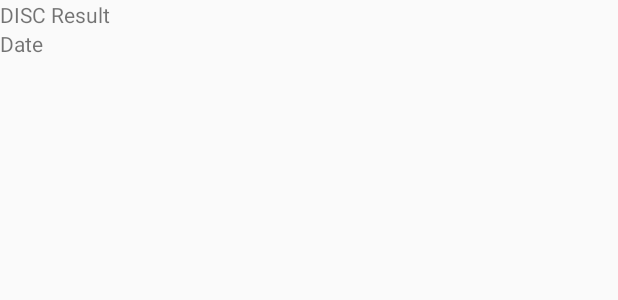
After one commit to Jessong99/KnowYourself_App, an Android app: the layout item_history_layout.xml on its own in the app's theme, with its tools: preview values and no code run, on a phone screen of 412 x 824 dp. The commit adds this screen. Shown: the top 300 px of the screen. Run offline under Robolectric (Android 15) with nearby library versions, the phone set to English and light mode, and no system bars.

Commit message:
ResultHistory Adapter

```diff
--- a/KnowYourself/app/src/main/res/layout/fragment_result_history.xml
+++ b/KnowYourself/app/src/main/res/layout/fragment_result_history.xml
@@ -5,6 +5,8 @@
     android:orientation="vertical">
 
     <androidx.recyclerview.widget.RecyclerView
+        android:id="@+id/result_history_recycler_view"
         android:layout_width="match_parent"
-        android:layout_height="match_parent" />
+        android:layout_height="match_parent"
+        android:scrollbars="vertical"/>
 </LinearLayout>
--- /dev/null
+++ b/KnowYourself/app/src/main/res/layout/item_history_layout.xml
@@ -0,0 +1,20 @@
+<?xml version="1.0" encoding="utf-8"?>
+<LinearLayout
+    xmlns:android="http://schemas.android.com/apk/res/android"
+    android:layout_width="match_parent"
+    android:layout_height="wrap_content"
+    android:orientation="vertical">
+
+    <TextView
+        android:id="@+id/history_title"
+        android:layout_width="match_parent"
+        android:layout_height="wrap_content"
+        android:text="DISC Result" />
+
+    <TextView
+        android:id="@+id/history_ts"
+        android:layout_width="match_parent"
+        android:layout_height="wrap_content"
+        android:text="Date" />
+
+</LinearLayout>
```
Also changed, not shown: KnowYourself/app/src/main/java/com/example/knowyourself/ResultHistory.java (added, +21 -0 lines), KnowYourself/app/src/main/java/com/example/knowyourself/ResultHistoryAdapter.java (added, +47 -0 lines), KnowYourself/app/src/main/java/com/example/knowyourself/ResultHistoryFragment.java (+13 -0 lines).
